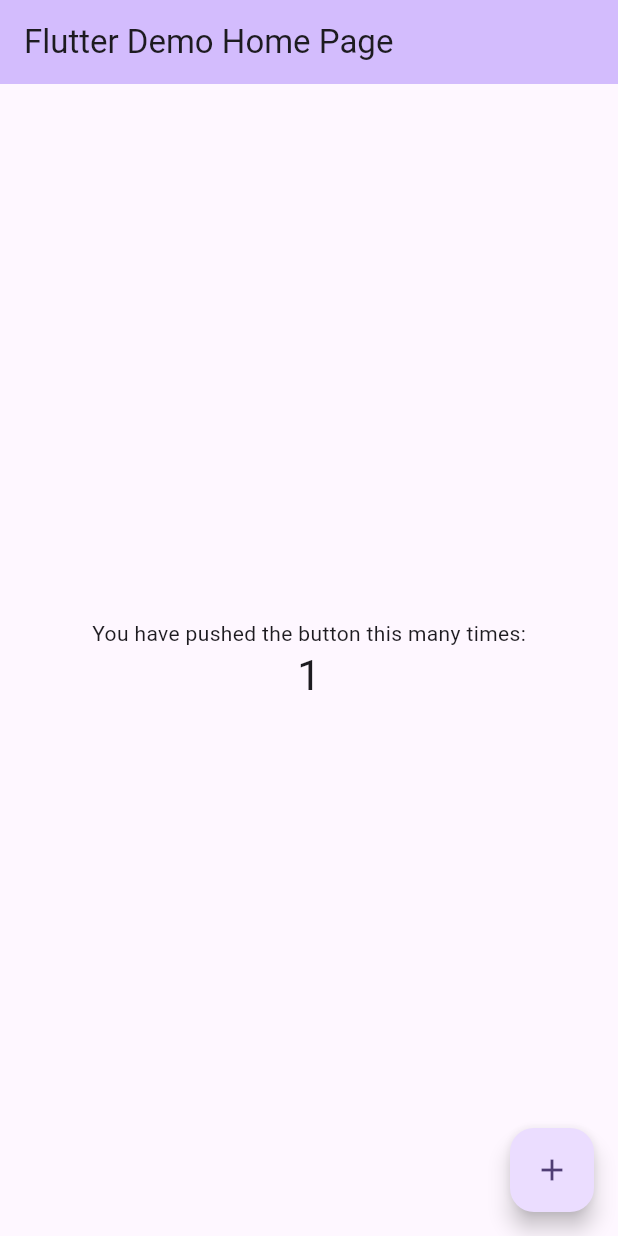
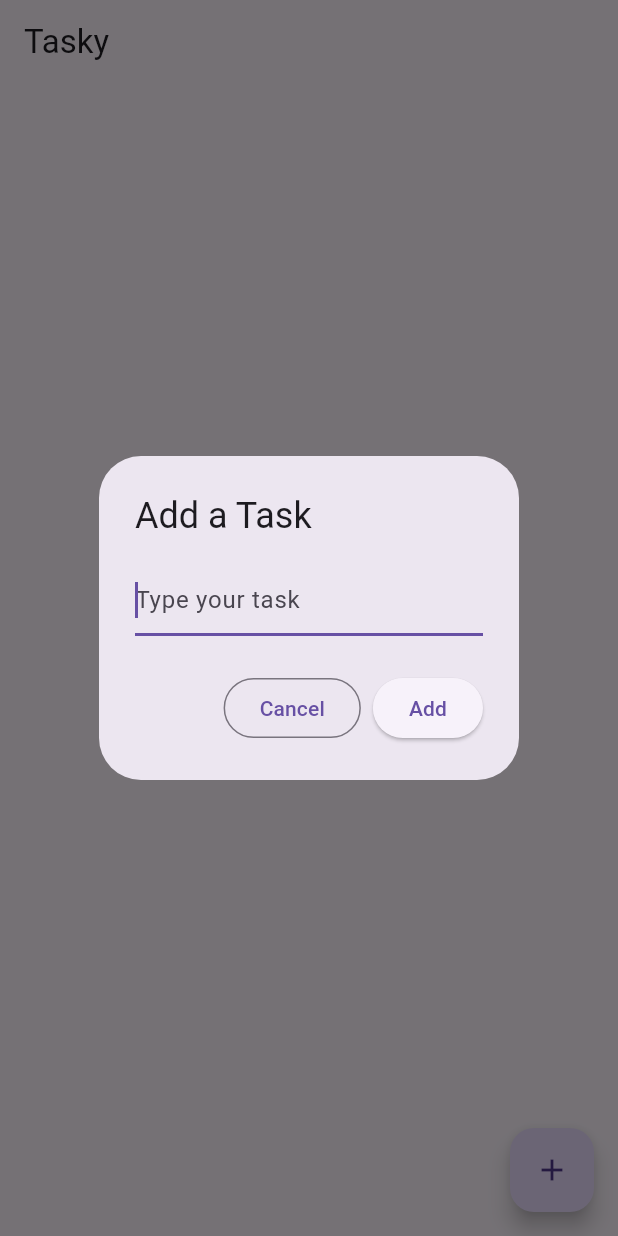
Before and after one commit to hm05/Tasky, a Flutter app: the screen it shows after launch, after a tap on the "add" icon, on a phone screen of 412 x 824 dp. Run offline on Flutter 3.47's test engine with Material 3 defaults, Android fonts, the phone set to English and light mode, and no system bars.

Commit message:
To-Do List Implemented

```diff
--- a/lib/main.dart
+++ b/lib/main.dart
@@ -1,122 +1,37 @@
 import 'package:flutter/material.dart';
 
-void main() {
-  runApp(const MyApp());
-}
+void main() { runApp(const TaskyApp()); }
 
-class MyApp extends StatelessWidget {
-  const MyApp({super.key});
+class TaskyApp extends StatelessWidget { const TaskyApp({super.key});
 
-  // This widget is the root of your application.
-  @override
-  Widget build(BuildContext context) {
-    return MaterialApp(
-      title: 'Flutter Demo',
-      theme: ThemeData(
-        // This is the theme of your application.
-        //
-        // TRY THIS: Try running your application with "flutter run". You'll see
-        // the application has a purple toolbar. Then, without quitting the app,
-        // try changing the seedColor in the colorScheme below to Colors.green
-        // and then invoke "hot reload" (save your changes or press the "hot
-        // reload" button in a Flutter-supported IDE, or press "r" if you used
-        // the command line to start the app).
-        //
-        // Notice that the counter didn't reset back to zero; the application
-        // state is not lost during the reload. To reset the state, use hot
-        // restart instead.
-        //
-        // This works for code too, not just values: Most code changes can be
-        // tested with just a hot reload.
-        colorScheme: ColorScheme.fromSeed(seedColor: Colors.deepPurple),
-      ),
-      home: const MyHomePage(title: 'Flutter Demo Home Page'),
-    );
-  }
-}
+@override Widget build(BuildContext context) { return MaterialApp( title: 'Tasky', theme: ThemeData( primarySwatch: Colors.blue, ), home: const TaskyList(title: 'Tasky'), ); } }
 
-class MyHomePage extends StatefulWidget {
-  const MyHomePage({super.key, required this.title});
-
-  // This widget is the home page of your application. It is stateful, meaning
-  // that it has a State object (defined below) that contains fields that affect
-  // how it looks.
-
-  // This class is the configuration for the state. It holds the values (in this
-  // case the title) provided by the parent (in this case the App widget) and
-  // used by the build method of the State. Fields in a Widget subclass are
-  // always marked "final".
+class TaskyList extends StatefulWidget { const TaskyList({super.key, required this.title});
 
 final String title;
 
-  @override
-  State<MyHomePage> createState() => _MyHomePageState();
+@override State<TaskyList> createState() => _TaskyListState(); }
+
+class _TaskyListState extends State<TaskyList> { final List<Task> _tasks = <Task>[]; final TextEditingController _textFieldController = TextEditingController();
+
+void _addTaskItem(String name) { setState(() { _tasks.add(Task(name: name, completed: false)); }); _textFieldController.clear(); }
+
+void _handleTaskChange(Task task) { setState(() { task.completed = !task.completed; }); }
+
+void _deleteTask(Task task) { setState(() { _tasks.removeWhere((element) => element.name == task.name); }); }
+
+@override Widget build(BuildContext context) { return Scaffold( appBar: AppBar( title: Text(widget.title), ), body: ListView( padding: const EdgeInsets.symmetric(vertical: 8.0), children: _tasks.map((Task task) { return TaskItem( task: task, onTaskChanged: _handleTaskChange, removeTask: _deleteTask, ); }).toList(), ), floatingActionButton: FloatingActionButton( onPressed: () => _displayAddTaskDialog(), tooltip: 'Add a Task', child: const Icon(Icons.add), ), ); }
+
+Future<void> _displayAddTaskDialog() async { return showDialog<void>( context: context, barrierDismissible: false, builder: (BuildContext context) { return AlertDialog( title: const Text('Add a Task'), content: TextField( controller: _textFieldController, decoration: const InputDecoration(hintText: 'Type your task'), autofocus: true, ), actions: <Widget>[ OutlinedButton( onPressed: () { Navigator.of(context).pop(); }, child: const Text('Cancel'), ), ElevatedButton( onPressed: () { Navigator.of(context).pop(); _addTaskItem(_textFieldController.text); }, child: const Text('Add'), ), ], ); }, ); } }
+
+class Task { Task({required this.name, required this.completed}); String name; bool completed; }
+
+class TaskItem extends StatelessWidget { const TaskItem({ required this.task, required this.onTaskChanged, required this.removeTask, super.key, });
+
+final Task task; final void Function(Task task) onTaskChanged; final void Function(Task task) removeTask;
+
+TextStyle? _getTextStyle(bool checked) { if (!checked) return null; return const TextStyle( color: Colors.black54, decoration: TextDecoration.lineThrough, ); }
+
+@override Widget build(BuildContext context) { return ListTile( onTap: () { onTaskChanged(task); }, leading: Checkbox( checkColor: Colors.greenAccent, activeColor: Colors.red, value: task.completed, onChanged: (value) { onTaskChanged(task); }, ), title: Row( children: <Widget>[ Expanded( child: Text(task.name, style: _getTextStyle(task.completed)), ), IconButton( iconSize: 30, icon: const Icon( Icons.delete, color: Colors.red, ), onPressed: () { removeTask(task); }, ), ], ), ); }
+
 }
-
-class _MyHomePageState extends State<MyHomePage> {
-  int _counter = 0;
-
-  void _incrementCounter() {
-    setState(() {
-      // This call to setState tells the Flutter framework that something has
-      // changed in this State, which causes it to rerun the build method below
-      // so that the display can reflect the updated values. If we changed
-      // _counter without calling setState(), then the build method would not be
-      // called again, and so nothing would appear to happen.
-      _counter++;
-    });
-  }
-
-  @override
-  Widget build(BuildContext context) {
-    // This method is rerun every time setState is called, for instance as done
-    // by the _incrementCounter method above.
-    //
-    // The Flutter framework has been optimized to make rerunning build methods
-    // fast, so that you can just rebuild anything that needs updating rather
-    // than having to individually change instances of widgets.
-    return Scaffold(
-      appBar: AppBar(
-        // TRY THIS: Try changing the color here to a specific color (to
-        // Colors.amber, perhaps?) and trigger a hot reload to see the AppBar
-        // change color while the other colors stay the same.
-        backgroundColor: Theme.of(context).colorScheme.inversePrimary,
-        // Here we take the value from the MyHomePage object that was created by
-        // the App.build method, and use it to set our appbar title.
-        title: Text(widget.title),
-      ),
-      body: Center(
-        // Center is a layout widget. It takes a single child and positions it
-        // in the middle of the parent.
-        child: Column(
-          // Column is also a layout widget. It takes a list of children and
-          // arranges them vertically. By default, it sizes itself to fit its
-          // children horizontally, and tries to be as tall as its parent.
-          //
-          // Column has various properties to control how it sizes itself and
-          // how it positions its children. Here we use mainAxisAlignment to
-          // center the children vertically; the main axis here is the vertical
-          // axis because Columns are vertical (the cross axis would be
-          // horizontal).
-          //
-          // TRY THIS: Invoke "debug painting" (choose the "Toggle Debug Paint"
-          // action in the IDE, or press "p" in the console), to see the
-          // wireframe for each widget.
-          mainAxisAlignment: MainAxisAlignment.center,
-          children: <Widget>[
-            const Text('You have pushed the button this many times:'),
-            Text(
-              '$_counter',
-              style: Theme.of(context).textTheme.headlineMedium,
-            ),
-          ],
-        ),
-      ),
-      floatingActionButton: FloatingActionButton(
-        onPressed: _incrementCounter,
-        tooltip: 'Increment',
-        child: const Icon(Icons.add),
-      ), // This trailing comma makes auto-formatting nicer for build methods.
-    );
-  }
-}
--- a/pubspec.yaml
+++ b/pubspec.yaml
@@ -19,7 +19,7 @@ publish_to: 'none' # Remove this line if you wish to publish to pub.dev
 version: 1.0.0+1
 
 environment:
-  sdk: ^3.7.2
+  sdk: '>=2.19.5 <3.0.0'
 
 # Dependencies specify other packages that your package needs in order to work.
 # To automatically upgrade your package dependencies to the latest versions
```
Also changed, not shown: pubspec.lock, 8 other files. Lines whose indentation alone changed are shown as unchanged.
